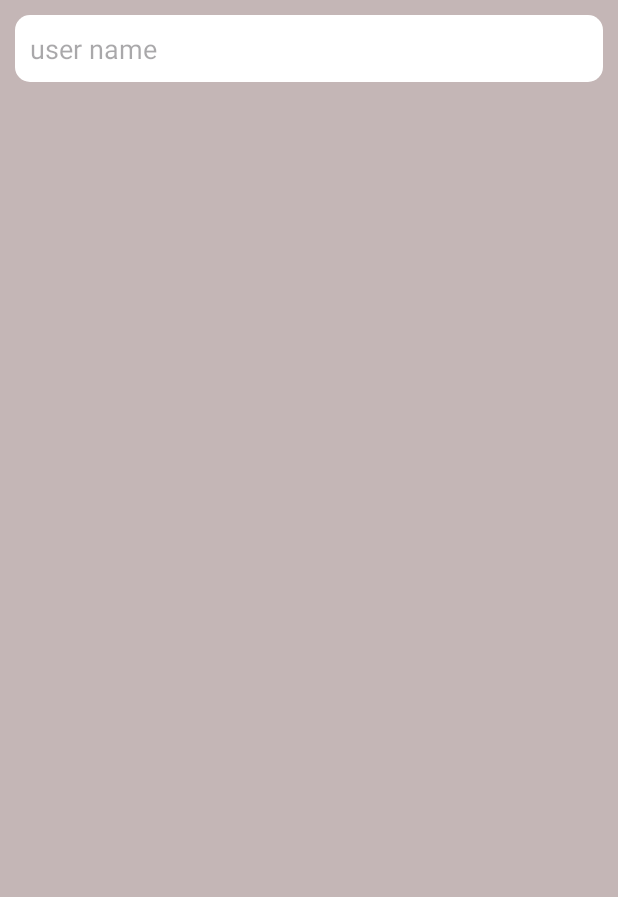
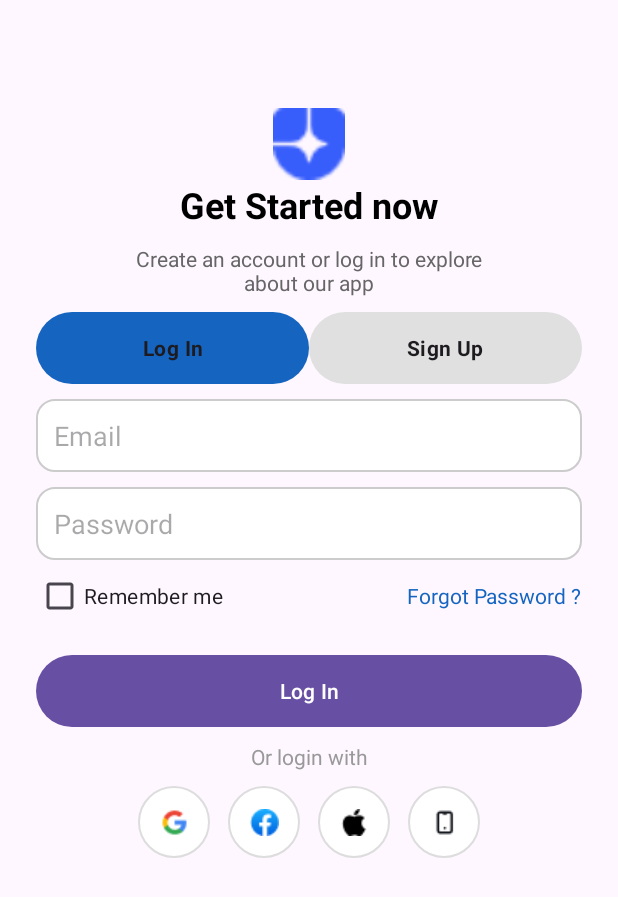
Before and after one commit to TranQuangHuy16/Android56, an Android app: the screen it shows after launch (MainActivity), on a phone screen of 412 x 824 dp. Shown: the top 897 px of the screen. Run offline under Robolectric (Android 15) with nearby library versions, the phone set to English and light mode, and no system bars.

Commit message:
android day 3

```diff
--- a/Android56_day3/app/src/main/java/com/example/android56_day3/MainActivity.java
+++ b/Android56_day3/app/src/main/java/com/example/android56_day3/MainActivity.java
@@ -14,7 +14,7 @@ public class MainActivity extends AppCompatActivity {
     protected void onCreate(Bundle savedInstanceState) {
         super.onCreate(savedInstanceState);
         EdgeToEdge.enable(this);
-        setContentView(R.layout.activity_main);
+        setContentView(R.layout.activity_login);
 
     }
 }
--- /dev/null
+++ b/Android56_day3/app/src/main/res/drawable/button_rounded_blue.xml
@@ -0,0 +1,5 @@
+<shape xmlns:android="http://schemas.android.com/apk/res/android"
+    android:shape="rectangle">
+    <solid android:color="#1565C0" /> <!-- Màu xanh dương -->
+    <corners android:radius="24dp" />
+</shape>
--- /dev/null
+++ b/Android56_day3/app/src/main/res/drawable/edittext_background.xml
@@ -0,0 +1,6 @@
+<shape xmlns:android="http://schemas.android.com/apk/res/android"
+    android:shape="rectangle">
+    <solid android:color="#FFFFFF" />
+    <stroke android:width="1dp" android:color="#CCCCCC" />
+    <corners android:radius="12dp" />
+</shape>
--- /dev/null
+++ b/Android56_day3/app/src/main/res/drawable/social_button_bg.xml
@@ -0,0 +1,5 @@
+<shape xmlns:android="http://schemas.android.com/apk/res/android"
+    android:shape="oval">
+    <solid android:color="#FFFFFF" />
+    <stroke android:width="1dp" android:color="#DDDDDD" />
+</shape>
--- /dev/null
+++ b/Android56_day3/app/src/main/res/drawable/tab_selector.xml
@@ -0,0 +1,14 @@
+<selector xmlns:android="http://schemas.android.com/apk/res/android">
+    <item android:state_checked="true">
+        <shape android:shape="rectangle">
+            <solid android:color="#1565C0" />
+            <corners android:radius="24dp" />
+        </shape>
+    </item>
+    <item android:state_checked="false">
+        <shape android:shape="rectangle">
+            <solid android:color="#E0E0E0" />
+            <corners android:radius="24dp" />
+        </shape>
+    </item>
+</selector>
--- /dev/null
+++ b/Android56_day3/app/src/main/res/layout/activity_login.xml
@@ -0,0 +1,217 @@
+<?xml version="1.0" encoding="utf-8"?>
+<androidx.constraintlayout.widget.ConstraintLayout xmlns:android="http://schemas.android.com/apk/res/android"
+    xmlns:app="http://schemas.android.com/apk/res-auto"
+    xmlns:tools="http://schemas.android.com/tools"
+    android:id="@+id/constraintLayout"
+    android:layout_width="match_parent"
+    android:layout_height="match_parent"
+    android:padding="24dp"
+    >
+
+    <!-- Logo -->
+    <ImageView
+        android:id="@+id/logo"
+        android:layout_width="48dp"
+        android:layout_height="48dp"
+        android:src="@drawable/vector"
+        app:layout_constraintTop_toTopOf="parent"
+
+        app:layout_constraintStart_toStartOf="parent"
+        app:layout_constraintEnd_toEndOf="parent"
+        android:layout_marginTop="48dp"
+        android:layout_marginBottom="24dp"/>
+
+    <!-- Title -->
+    <TextView
+        android:id="@+id/title"
+        android:layout_width="wrap_content"
+        android:layout_height="wrap_content"
+        android:text="Get Started now"
+        android:textSize="24sp"
+        android:textStyle="bold"
+        android:textColor="@android:color/black"
+        app:layout_constraintTop_toBottomOf="@id/logo"
+        app:layout_constraintStart_toStartOf="parent"
+        app:layout_constraintEnd_toEndOf="parent" />
+
+    <!-- Subtitle -->
+    <TextView
+        android:id="@+id/subtitle"
+        android:layout_width="wrap_content"
+        android:layout_height="wrap_content"
+        android:text="Create an account or log in to explore\nabout our app"
+        android:textAlignment="center"
+        android:textColor="#666666"
+        android:textSize="14sp"
+        app:layout_constraintTop_toBottomOf="@id/title"
+        android:layout_marginTop="10dp"
+        app:layout_constraintStart_toStartOf="parent"
+        app:layout_constraintEnd_toEndOf="parent" />
+
+    <!-- Tab (Log In / Sign Up) -->
+    <RadioGroup
+        android:id="@+id/tab_group"
+        android:layout_width="0dp"
+        android:layout_height="48dp"
+        android:orientation="horizontal"
+        android:layout_marginTop="10dp"
+        app:layout_constraintTop_toBottomOf="@id/subtitle"
+        app:layout_constraintStart_toStartOf="parent"
+        app:layout_constraintEnd_toEndOf="parent">
+
+        <RadioButton
+            android:id="@+id/radio_login"
+            android:layout_width="0dp"
+            android:layout_height="match_parent"
+            android:layout_weight="1"
+            android:text="Log In"
+            android:checked="true"
+            android:button="@null"
+            android:background="@drawable/tab_selector"
+            android:gravity="center"
+            android:textStyle="bold"
+            />
+
+        <RadioButton
+            android:id="@+id/radio_signup"
+            android:layout_width="0dp"
+            android:layout_height="match_parent"
+            android:layout_weight="1"
+            android:text="Sign Up"
+            android:button="@null"
+            android:gravity="center"
+            android:background="@drawable/tab_selector"
+            android:textStyle="bold" />
+    </RadioGroup>
+
+    <!-- Email -->
+    <EditText
+        android:id="@+id/edit_email"
+        android:layout_width="0dp"
+        android:layout_height="wrap_content"
+        android:hint="Email"
+        android:inputType="textEmailAddress"
+        android:background="@drawable/edittext_background"
+        android:padding="12dp"
+        android:layout_marginTop="10dp"
+        app:layout_constraintTop_toBottomOf="@id/tab_group"
+        app:layout_constraintStart_toStartOf="parent"
+        app:layout_constraintEnd_toEndOf="parent" />
+
+    <!-- Password -->
+    <EditText
+        android:id="@+id/edit_password"
+        android:layout_width="0dp"
+        android:layout_height="wrap_content"
+        android:hint="Password"
+        android:inputType="textPassword"
+        android:layout_marginTop="10dp"
+        android:background="@drawable/edittext_background"
+        android:padding="12dp"
+        app:layout_constraintTop_toBottomOf="@id/edit_email"
+        app:layout_constraintStart_toStartOf="parent"
+        app:layout_constraintEnd_toEndOf="parent" />
+
+    <!-- Remember me + Forgot -->
+    <LinearLayout
+        android:id="@+id/row_options"
+        android:layout_width="0dp"
+        android:layout_height="wrap_content"
+        android:orientation="horizontal"
+        android:gravity="center_vertical"
+        app:layout_constraintTop_toBottomOf="@id/edit_password"
+        app:layout_constraintStart_toStartOf="parent"
+        app:layout_constraintEnd_toEndOf="parent">
+
+        <CheckBox
+            android:id="@+id/checkbox_remember"
+            android:layout_width="wrap_content"
+            android:layout_height="wrap_content"
+            android:text="Remember me" />
+
+        <Space
+            android:layout_width="0dp"
+            android:layout_weight="1"
+            android:layout_height="0dp" />
+
+        <TextView
+            android:id="@+id/text_forgot"
+            android:layout_width="wrap_content"
+            android:layout_height="wrap_content"
+            android:text="Forgot Password ?"
+            android:textColor="#1565C0"
+            android:textSize="14sp" />
+    </LinearLayout>
+
+    <!-- Login Button -->
+    <Button
+        android:id="@+id/btn_login"
+        android:layout_width="0dp"
+        android:layout_height="48dp"
+        android:text="Log In"
+        android:textAllCaps="false"
+        android:layout_marginTop="15dp"
+        android:textColor="@android:color/white"
+        android:backgroundTint="@color/blue"
+        android:background="@drawable/button_rounded_blue"
+        app:layout_constraintTop_toBottomOf="@id/row_options"
+        app:layout_constraintStart_toStartOf="parent"
+        app:layout_constraintEnd_toEndOf="parent" />
+
+    <!-- Or login with -->
+    <TextView
+        android:id="@+id/text_or"
+        android:layout_width="wrap_content"
+        android:layout_height="wrap_content"
+        android:text="Or login with"
+        android:textColor="#999999"
+        android:textSize="14sp"
+        android:layout_marginTop="10dp"
+        app:layout_constraintTop_toBottomOf="@id/btn_login"
+        app:layout_constraintStart_toStartOf="parent"
+        app:layout_constraintEnd_toEndOf="parent" />
+
+    <!-- Social Logins -->
+    <LinearLayout
+        android:id="@+id/social_row"
+        android:layout_width="wrap_content"
+        android:layout_height="wrap_content"
+        android:orientation="horizontal"
+        android:gravity="center"
+        android:layout_marginTop="10dp"
+        app:layout_constraintTop_toBottomOf="@id/text_or"
+        app:layout_constraintStart_toStartOf="parent"
+        app:layout_constraintEnd_toEndOf="parent">
+
+        <!-- Replace icons with your drawables -->
+        <ImageButton
+            android:layout_width="48dp"
+            android:layout_height="48dp"
+            android:background="@drawable/social_button_bg"
+            android:src="@drawable/google" />
+
+        <Space android:layout_width="12dp" android:layout_height="0dp" />
+
+        <ImageButton
+            android:layout_width="48dp"
+            android:layout_height="48dp"
+            android:background="@drawable/social_button_bg"
+            android:src="@drawable/facebook" />
+
+        <Space android:layout_width="12dp" android:layout_height="0dp" />
+
+        <ImageButton
+            android:layout_width="48dp"
+            android:layout_height="48dp"
+            android:background="@drawable/social_button_bg"
+            android:src="@drawable/apple" />
+
+        <Space android:layout_width="12dp" android:layout_height="0dp" />
+
+        <ImageButton
+            android:layout_width="48dp"
+            android:layout_height="48dp"
+            android:background="@drawable/social_button_bg"
+            android:src="@drawable/device" />
+    </LinearLayout>
+</androidx.constraintlayout.widget.ConstraintLayout>
--- a/Android56_day3/app/src/main/res/values/colors.xml
+++ b/Android56_day3/app/src/main/res/values/colors.xml
@@ -1,5 +1,7 @@
 <?xml version="1.0" encoding="utf-8"?>
 <resources>
-    <color name="black">#FF000000</color>
-    <color name="white">#FFFFFFFF</color>
+    <color name="blue">#1565C0</color>
+    <color name="grayText">#666666</color>
+    <color name="lightGray">#E0E0E0</color>
+    <color name="white">#FFFFFF</color>
 </resources>
```
Also changed, not shown: Android56_day3/app/src/main/res/drawable/apple.png (added), Android56_day3/app/src/main/res/drawable/device.png (added), Android56_day3/app/src/main/res/drawable/facebook.png (added), Android56_day3/app/src/main/res/drawable/google.png (added), Android56_day3/app/src/main/res/drawable/vector.png (added), 1 other file.
